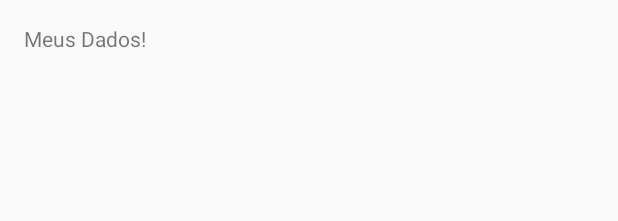
After one commit to vmandre/market, an Android app: the layout content_meus_dados.xml on its own in the app's theme, with its tools: preview values and no code run, on a phone screen of 412 x 824 dp. The commit adds this screen. Shown: the top 221 px of the screen. Run offline under Robolectric (Android 15) with nearby library versions, the phone set to English and light mode, and no system bars.

Commit message:
Versao com chamada de servico

```diff
--- a/Market-APP/app/src/main/res/layout/activity_main.xml
+++ b/Market-APP/app/src/main/res/layout/activity_main.xml
@@ -19,7 +19,6 @@
         android:layout_height="match_parent"
         android:layout_gravity="start"
         android:fitsSystemWindows="true"
-        app:headerLayout="@layout/nav_header_main"
         app:menu="@menu/activity_main_drawer" />
 
 </android.support.v4.widget.DrawerLayout>
--- /dev/null
+++ b/Market-APP/app/src/main/res/layout/content_meus_dados.xml
@@ -0,0 +1,19 @@
+<?xml version="1.0" encoding="utf-8"?>
+<RelativeLayout xmlns:android="http://schemas.android.com/apk/res/android"
+    xmlns:app="http://schemas.android.com/apk/res-auto"
+    xmlns:tools="http://schemas.android.com/tools"
+    android:layout_width="match_parent"
+    android:layout_height="match_parent"
+    android:paddingBottom="@dimen/activity_vertical_margin"
+    android:paddingLeft="@dimen/activity_horizontal_margin"
+    android:paddingRight="@dimen/activity_horizontal_margin"
+    android:paddingTop="@dimen/activity_vertical_margin"
+    app:layout_behavior="@string/appbar_scrolling_view_behavior"
+    tools:context="br.com.market.activities.MainActivity">
+
+    <TextView
+        android:layout_width="wrap_content"
+        android:layout_height="wrap_content"
+        android:text="Meus Dados!" />
+
+</RelativeLayout>
```
Also changed, not shown: Market-APP/app/src/main/java/br/com/market/activities/MainActivity.java (+17 -9 lines), Market-APP/app/src/main/res/layout/nav_header_main.xml (+6 -7 lines), Market-APP/app/src/main/res/menu/activity_main_drawer.xml (+26 -18 lines), Market-APP/app/src/main/res/values/strings.xml (+7 -0 lines), Market-APP/app/src/main/res/drawable/ic_funcionario.png (added).
